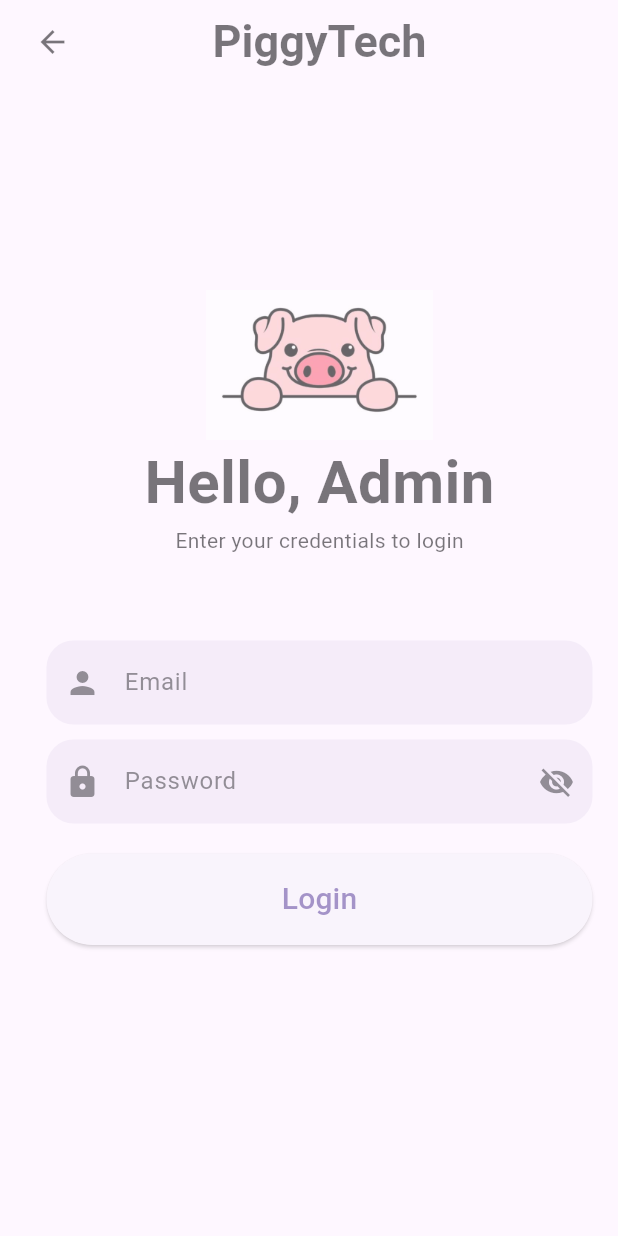
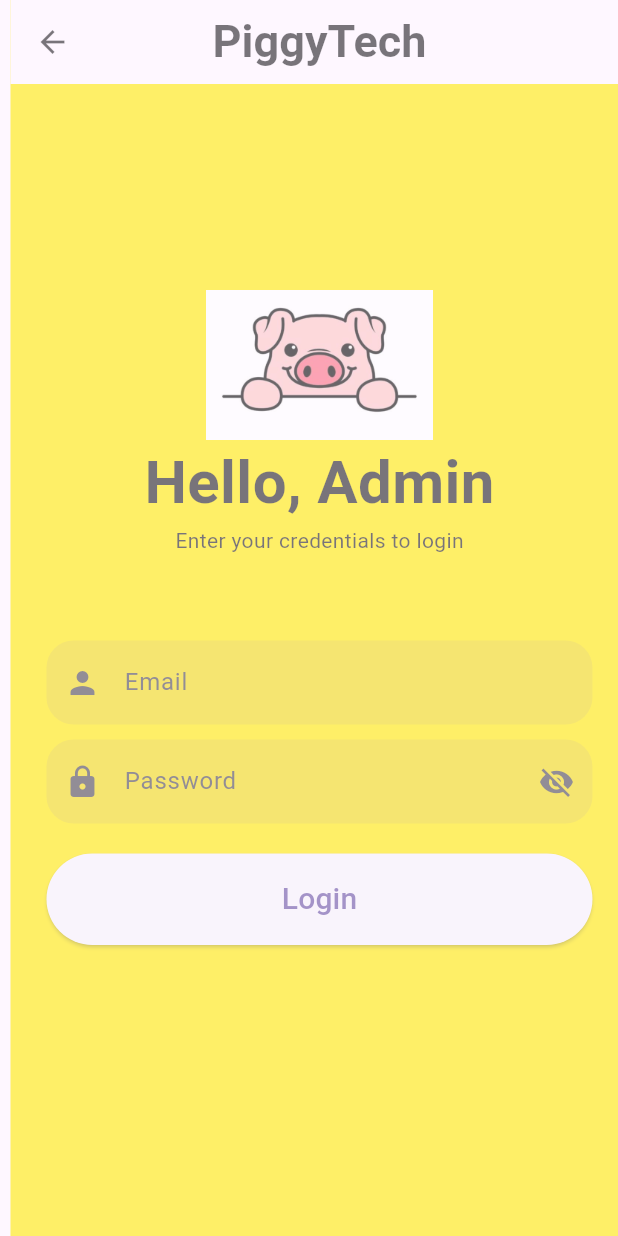
Before and after one commit to hatdoggggg/PiggyTech-FrontEnd, a Flutter app: the screen it shows after launch, after a tap on "ADMIN LOGIN", on a phone screen of 412 x 824 dp. Run offline on Flutter 3.47's test engine with Material 3 defaults, Android fonts, the phone set to English and light mode, and no system bars; our stand-ins replace animated_splash_screen, lottie.

Commit message:
Initial Commit

```diff
--- a/lib/admin/admin_login_screen.dart
+++ b/lib/admin/admin_login_screen.dart
@@ -39,6 +39,7 @@ class _AdminLoginScreenState extends State<AdminLoginScreen> {
   Widget build(BuildContext context) {
     return SafeArea(
       child: Scaffold(
+        backgroundColor: Colors.yellowAccent[400],
         appBar: AppBar(
             title: const Text(
               'PiggyTech',
--- a/lib/splash_screen.dart
+++ b/lib/splash_screen.dart
@@ -19,7 +19,7 @@ class _SplashScreenState extends State<SplashScreen> {
       ),
       nextScreen: const RoleSelectionScreen(), // Change this to your actual next screen widget
       splashIconSize: 300,
-      backgroundColor: const Color.fromARGB(255, 107, 159, 248),
+      backgroundColor: Colors.yellow,
       duration: 6000, // Duration in milliseconds (3000ms = 3 seconds)
       splashTransition: SplashTransition.fadeTransition, // Optional: specify a transition effect
     );
```
